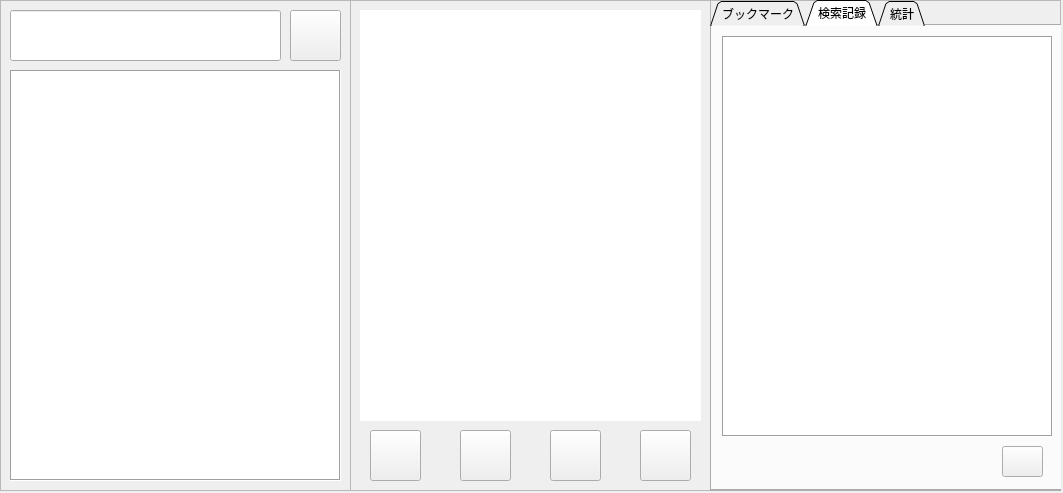
Before: the Qt Designer form mainqt.ui in zolotayautka/folygonkire_cpp, drawn with Qt 5.
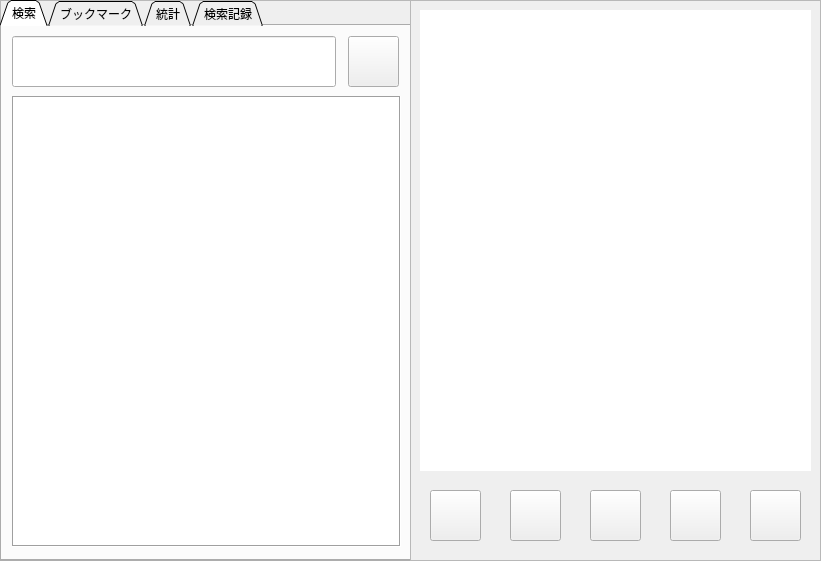
After: the same form once the commit is applied. The open tabs and pages were chosen to show the change. Icons and pictures are not drawn.

The edit to the form file:
```diff
--- a/mainqt.ui
+++ b/mainqt.ui
@@ -6,8 +6,8 @@
    <rect>
     <x>0</x>
     <y>0</y>
-    <width>1063</width>
-    <height>493</height>
+    <width>821</width>
+    <height>561</height>
    </rect>
   </property>
   <property name="windowTitle">
@@ -23,8 +23,8 @@
      <rect>
       <x>0</x>
       <y>0</y>
-      <width>351</width>
-      <height>491</height>
+      <width>411</width>
+      <height>561</height>
      </rect>
     </property>
     <layout class="QVBoxLayout" name="verticalLayout">
@@ -36,193 +36,13 @@
        <property name="frameShadow">
         <enum>QFrame::Raised</enum>
        </property>
-       <widget class="QListWidget" name="sagasu_list">
-        <property name="geometry">
-         <rect>
-          <x>10</x>
-          <y>70</y>
-          <width>331</width>
-          <height>411</height>
-         </rect>
-        </property>
-        <property name="font">
-         <font>
-          <pointsize>15</pointsize>
-         </font>
-        </property>
-        <property name="frameShape">
-         <enum>QFrame::Box</enum>
-        </property>
-       </widget>
-       <widget class="QLineEdit" name="kotoba_line">
-        <property name="geometry">
-         <rect>
-          <x>10</x>
-          <y>10</y>
-          <width>271</width>
-          <height>51</height>
-         </rect>
-        </property>
-        <property name="font">
-         <font>
-          <pointsize>13</pointsize>
-         </font>
-        </property>
-       </widget>
-       <widget class="QPushButton" name="sagasu_btn">
-        <property name="geometry">
-         <rect>
-          <x>290</x>
-          <y>10</y>
-          <width>51</width>
-          <height>51</height>
-         </rect>
-        </property>
-        <property name="text">
-         <string/>
-        </property>
-        <property name="icon">
-         <iconset resource="resource.qrc">
-          <normaloff>:/imgs/search.png</normaloff>:/imgs/search.png</iconset>
-        </property>
-       </widget>
-      </widget>
-     </item>
-    </layout>
-   </widget>
-   <widget class="QWidget" name="verticalLayoutWidget_2">
-    <property name="geometry">
-     <rect>
-      <x>350</x>
-      <y>0</y>
-      <width>361</width>
-      <height>491</height>
-     </rect>
-    </property>
-    <layout class="QVBoxLayout" name="verticalLayout_2">
-     <item>
-      <widget class="QFrame" name="frame_2">
-       <property name="frameShape">
-        <enum>QFrame::StyledPanel</enum>
-       </property>
-       <property name="frameShadow">
-        <enum>QFrame::Raised</enum>
-       </property>
-       <widget class="QTextBrowser" name="naiyou">
-        <property name="geometry">
-         <rect>
-          <x>10</x>
-          <y>10</y>
-          <width>341</width>
-          <height>411</height>
-         </rect>
-        </property>
-        <property name="font">
-         <font>
-          <pointsize>15</pointsize>
-         </font>
-        </property>
-        <property name="frameShape">
-         <enum>QFrame::NoFrame</enum>
-        </property>
-       </widget>
-       <widget class="QPushButton" name="mp3_btn">
-        <property name="geometry">
-         <rect>
-          <x>20</x>
-          <y>430</y>
-          <width>51</width>
-          <height>51</height>
-         </rect>
-        </property>
-        <property name="text">
-         <string/>
-        </property>
-        <property name="icon">
-         <iconset resource="resource.qrc">
-          <normaloff>:/imgs/mp3.png</normaloff>:/imgs/mp3.png</iconset>
-        </property>
-       </widget>
-       <widget class="QPushButton" name="add_book_btn">
-        <property name="geometry">
-         <rect>
-          <x>110</x>
-          <y>430</y>
-          <width>51</width>
-          <height>51</height>
-         </rect>
-        </property>
-        <property name="text">
-         <string/>
-        </property>
-        <property name="icon">
-         <iconset resource="resource.qrc">
-          <normaloff>:/imgs/bookmarkadd.png</normaloff>:/imgs/bookmarkadd.png</iconset>
-        </property>
-       </widget>
-       <widget class="QPushButton" name="add_kotoba_btn">
-        <property name="geometry">
-         <rect>
-          <x>200</x>
-          <y>430</y>
-          <width>51</width>
-          <height>51</height>
-         </rect>
-        </property>
-        <property name="text">
-         <string/>
-        </property>
-        <property name="icon">
-         <iconset resource="resource.qrc">
-          <normaloff>:/imgs/add.png</normaloff>:/imgs/add.png</iconset>
-        </property>
-       </widget>
-       <widget class="QPushButton" name="del_kotoba_btn">
-        <property name="geometry">
-         <rect>
-          <x>290</x>
-          <y>430</y>
-          <width>51</width>
-          <height>51</height>
-         </rect>
-        </property>
-        <property name="text">
-         <string/>
-        </property>
-        <property name="icon">
-         <iconset resource="resource.qrc">
-          <normaloff>:/imgs/del.png</normaloff>:/imgs/del.png</iconset>
-        </property>
-       </widget>
-      </widget>
-     </item>
-    </layout>
-   </widget>
-   <widget class="QWidget" name="verticalLayoutWidget_3">
-    <property name="geometry">
-     <rect>
-      <x>710</x>
-      <y>0</y>
-      <width>351</width>
-      <height>491</height>
-     </rect>
-    </property>
-    <layout class="QVBoxLayout" name="verticalLayout_3">
-     <item>
-      <widget class="QFrame" name="frame_3">
-       <property name="frameShape">
-        <enum>QFrame::StyledPanel</enum>
-       </property>
-       <property name="frameShadow">
-        <enum>QFrame::Raised</enum>
-       </property>
-       <widget class="QTabWidget" name="tabWidget">
+       <widget class="QTabWidget" name="tab">
         <property name="geometry">
          <rect>
           <x>0</x>
           <y>0</y>
-          <width>361</width>
-          <height>491</height>
+          <width>411</width>
+          <height>561</height>
          </rect>
         </property>
         <property name="tabShape">
@@ -231,7 +51,62 @@
         <property name="currentIndex">
          <number>0</number>
         </property>
-        <widget class="QWidget" name="widget">
+        <widget class="QWidget" name="tab_0">
+         <attribute name="title">
+          <string>検索</string>
+         </attribute>
+         <widget class="QLineEdit" name="kotoba_line">
+          <property name="geometry">
+           <rect>
+            <x>10</x>
+            <y>10</y>
+            <width>324</width>
+            <height>51</height>
+           </rect>
+          </property>
+          <property name="font">
+           <font>
+            <pointsize>13</pointsize>
+           </font>
+          </property>
+         </widget>
+         <widget class="QPushButton" name="sagasu_btn">
+          <property name="geometry">
+           <rect>
+            <x>346</x>
+            <y>10</y>
+            <width>51</width>
+            <height>51</height>
+           </rect>
+          </property>
+          <property name="text">
+           <string/>
+          </property>
+          <property name="icon">
+           <iconset resource="resource.qrc">
+            <normaloff>:/imgs/search.png</normaloff>:/imgs/search.png</iconset>
+          </property>
+         </widget>
+         <widget class="QListWidget" name="sagasu_list">
+          <property name="geometry">
+           <rect>
+            <x>10</x>
+            <y>70</y>
+            <width>389</width>
+            <height>451</height>
+           </rect>
+          </property>
+          <property name="font">
+           <font>
+            <pointsize>15</pointsize>
+           </font>
+          </property>
+          <property name="frameShape">
+           <enum>QFrame::Box</enum>
+          </property>
+         </widget>
+        </widget>
+        <widget class="QWidget" name="tab_1">
          <attribute name="title">
           <string>ブックマーク</string>
          </attribute>
@@ -281,47 +156,7 @@
           </property>
          </widget>
         </widget>
-        <widget class="QWidget" name="widget">
-         <attribute name="title">
-          <string>検索記録</string>
-         </attribute>
-         <widget class="QPushButton" name="history_reset_btn">
-          <property name="geometry">
-           <rect>
-            <x>290</x>
-            <y>420</y>
-            <width>41</width>
-            <height>31</height>
-           </rect>
-          </property>
-          <property name="text">
-           <string/>
-          </property>
-          <property name="icon">
-           <iconset resource="resource.qrc">
-            <normaloff>:/imgs/reset.png</normaloff>:/imgs/reset.png</iconset>
-          </property>
-         </widget>
-         <widget class="QTextBrowser" name="history_view">
-          <property name="geometry">
-           <rect>
-            <x>10</x>
-            <y>10</y>
-            <width>331</width>
-            <height>401</height>
-           </rect>
-          </property>
-          <property name="font">
-           <font>
-            <pointsize>13</pointsize>
-           </font>
-          </property>
-          <property name="frameShape">
-           <enum>QFrame::Box</enum>
-          </property>
-         </widget>
-        </widget>
-        <widget class="QWidget" name="widget">
+        <widget class="QWidget" name="tab_2">
          <attribute name="title">
           <string>統計</string>
          </attribute>
@@ -360,6 +195,167 @@
           <layout class="QVBoxLayout" name="layer"/>
          </widget>
         </widget>
+        <widget class="QWidget" name="tab_3">
+         <attribute name="title">
+          <string>検索記録</string>
+         </attribute>
+         <widget class="QPushButton" name="history_reset_btn">
+          <property name="geometry">
+           <rect>
+            <x>340</x>
+            <y>480</y>
+            <width>51</width>
+            <height>41</height>
+           </rect>
+          </property>
+          <property name="text">
+           <string/>
+          </property>
+          <property name="icon">
+           <iconset resource="resource.qrc">
+            <normaloff>:/imgs/reset.png</normaloff>:/imgs/reset.png</iconset>
+          </property>
+         </widget>
+         <widget class="QTextBrowser" name="history_view">
+          <property name="geometry">
+           <rect>
+            <x>10</x>
+            <y>10</y>
+            <width>389</width>
+            <height>461</height>
+           </rect>
+          </property>
+          <property name="font">
+           <font>
+            <pointsize>13</pointsize>
+           </font>
+          </property>
+          <property name="frameShape">
+           <enum>QFrame::Box</enum>
+          </property>
+         </widget>
+        </widget>
+       </widget>
+      </widget>
+     </item>
+    </layout>
+   </widget>
+   <widget class="QWidget" name="verticalLayoutWidget_2">
+    <property name="geometry">
+     <rect>
+      <x>410</x>
+      <y>0</y>
+      <width>411</width>
+      <height>561</height>
+     </rect>
+    </property>
+    <layout class="QVBoxLayout" name="verticalLayout_2">
+     <item>
+      <widget class="QFrame" name="frame_2">
+       <property name="frameShape">
+        <enum>QFrame::StyledPanel</enum>
+       </property>
+       <property name="frameShadow">
+        <enum>QFrame::Raised</enum>
+       </property>
+       <widget class="QTextBrowser" name="naiyou">
+        <property name="geometry">
+         <rect>
+          <x>10</x>
+          <y>10</y>
+          <width>391</width>
+          <height>461</height>
+         </rect>
+        </property>
+        <property name="font">
+         <font>
+          <pointsize>15</pointsize>
+         </font>
+        </property>
+        <property name="frameShape">
+         <enum>QFrame::NoFrame</enum>
+        </property>
+       </widget>
+       <widget class="QPushButton" name="mp3_btn">
+        <property name="geometry">
+         <rect>
+          <x>20</x>
+          <y>490</y>
+          <width>51</width>
+          <height>51</height>
+         </rect>
+        </property>
+        <property name="text">
+         <string/>
+        </property>
+        <property name="icon">
+         <iconset resource="resource.qrc">
+          <normaloff>:/imgs/mp3.png</normaloff>:/imgs/mp3.png</iconset>
+        </property>
+       </widget>
+       <widget class="QPushButton" name="add_book_btn">
+        <property name="geometry">
+         <rect>
+          <x>100</x>
+          <y>490</y>
+          <width>51</width>
+          <height>51</height>
+         </rect>
+        </property>
+        <property name="text">
+         <string/>
+        </property>
+        <property name="icon">
+         <iconset resource="resource.qrc">
+          <normaloff>:/imgs/bookmarkadd.png</normaloff>:/imgs/bookmarkadd.png</iconset>
+        </property>
+       </widget>
+       <widget class="QPushButton" name="add_kotoba_btn">
+        <property name="geometry">
+         <rect>
+          <x>180</x>
+          <y>490</y>
+          <width>51</width>
+          <height>51</height>
+         </rect>
+        </property>
+        <property name="text">
+         <string/>
+        </property>
+        <property name="icon">
+         <iconset resource="resource.qrc">
+          <normaloff>:/imgs/add.png</normaloff>:/imgs/add.png</iconset>
+        </property>
+       </widget>
+       <widget class="QPushButton" name="del_kotoba_btn">
+        <property name="geometry">
+         <rect>
+          <x>340</x>
+          <y>490</y>
+          <width>51</width>
+          <height>51</height>
+         </rect>
+        </property>
+        <property name="text">
+         <string/>
+        </property>
+        <property name="icon">
+         <iconset resource="resource.qrc">
+          <normaloff>:/imgs/del.png</normaloff>:/imgs/del.png</iconset>
+        </property>
+       </widget>
+       <widget class="QPushButton" name="modify_kotoba_btn">
+        <property name="geometry">
+         <rect>
+          <x>260</x>
+          <y>490</y>
+          <width>51</width>
+          <height>51</height>
+         </rect>
+        </property>
+        <property name="text">
+         <string/>
+        </property>
        </widget>
       </widget>
      </item>
```
Left out of the diff: 22 changed lines with no effect on the pictures.
